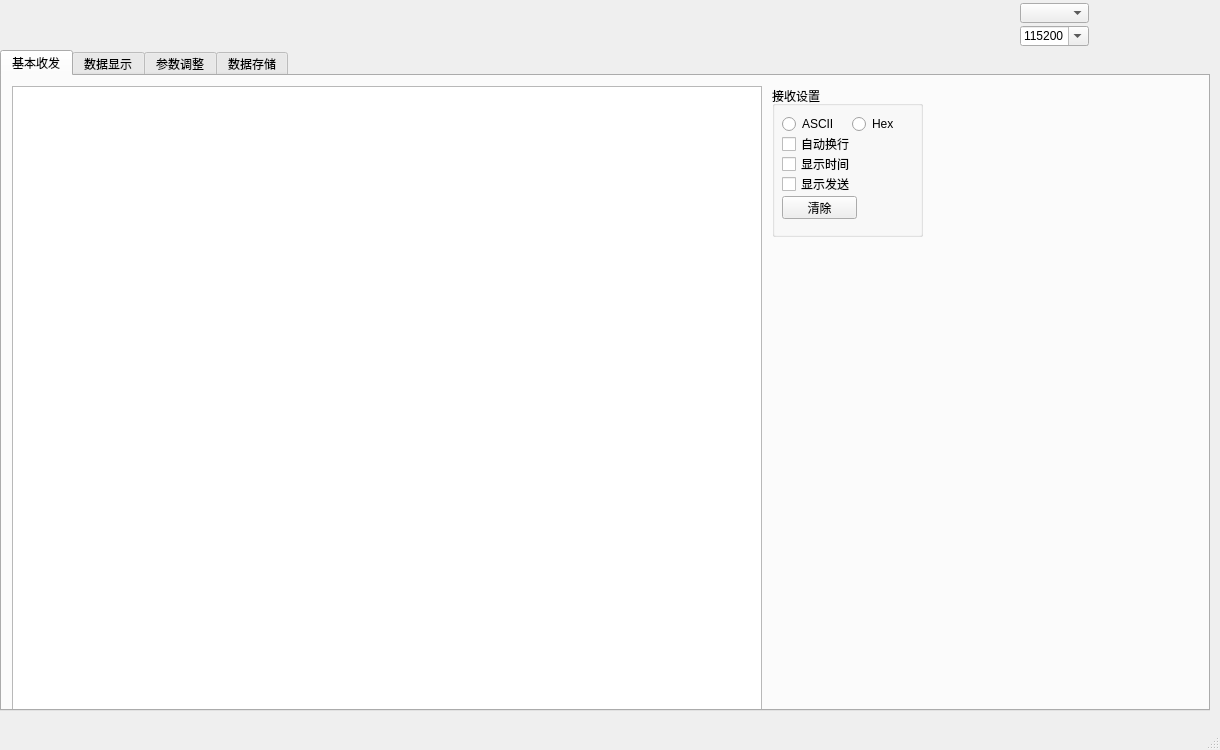
fanbinjim/Monitor, file mainwindow.ui: the form before one commit.
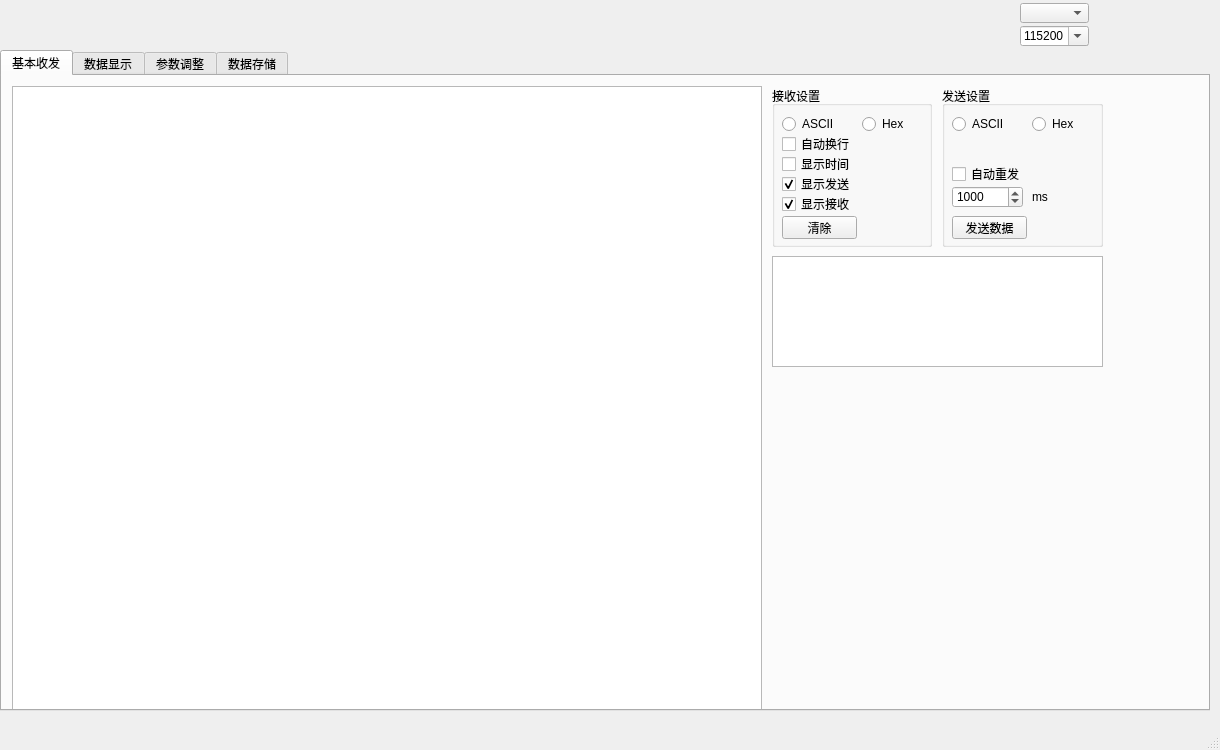
The form after the commit. Icons and pictures are not drawn.

Commit message: rx function

The edit to the form file:
```diff
--- a/mainwindow.ui
+++ b/mainwindow.ui
@@ -57,8 +57,8 @@
        <rect>
         <x>770</x>
         <y>10</y>
-        <width>151</width>
-        <height>151</height>
+        <width>160</width>
+        <height>161</height>
        </rect>
       </property>
       <property name="title">
@@ -68,7 +68,7 @@
        <property name="geometry">
         <rect>
          <x>10</x>
-         <y>110</y>
+         <y>130</y>
          <width>75</width>
          <height>23</height>
         </rect>
@@ -93,7 +93,7 @@
       <widget class="QRadioButton" name="rx_hex">
        <property name="geometry">
         <rect>
-         <x>80</x>
+         <x>90</x>
          <y>30</y>
          <width>61</width>
          <height>16</height>
@@ -140,6 +140,129 @@
        </property>
        <property name="text">
         <string>显示发送</string>
+       </property>
+       <property name="checked">
+        <bool>true</bool>
+       </property>
+      </widget>
+      <widget class="QCheckBox" name="isShowRxData">
+       <property name="geometry">
+        <rect>
+         <x>10</x>
+         <y>110</y>
+         <width>71</width>
+         <height>16</height>
+        </rect>
+       </property>
+       <property name="text">
+        <string>显示接收</string>
+       </property>
+       <property name="checked">
+        <bool>true</bool>
+       </property>
+      </widget>
+     </widget>
+     <widget class="QPlainTextEdit" name="plainTextEdit">
+      <property name="geometry">
+       <rect>
+        <x>770</x>
+        <y>180</y>
+        <width>331</width>
+        <height>111</height>
+       </rect>
+      </property>
+     </widget>
+     <widget class="QGroupBox" name="groupBox_2">
+      <property name="geometry">
+       <rect>
+        <x>940</x>
+        <y>10</y>
+        <width>161</width>
+        <height>161</height>
+       </rect>
+      </property>
+      <property name="title">
+       <string>发送设置</string>
+      </property>
+      <widget class="QRadioButton" name="tx_ascii">
+       <property name="geometry">
+        <rect>
+         <x>10</x>
+         <y>30</y>
+         <width>51</width>
+         <height>16</height>
+        </rect>
+       </property>
+       <property name="text">
+        <string>ASCII</string>
+       </property>
+      </widget>
+      <widget class="QRadioButton" name="tx_hex">
+       <property name="geometry">
+        <rect>
+         <x>90</x>
+         <y>30</y>
+         <width>61</width>
+         <height>16</height>
+        </rect>
+       </property>
+       <property name="text">
+        <string>Hex</string>
+       </property>
+      </widget>
+      <widget class="QCheckBox" name="isAutoSend">
+       <property name="geometry">
+        <rect>
+         <x>10</x>
+         <y>80</y>
+         <width>71</width>
+         <height>16</height>
+        </rect>
+       </property>
+       <property name="text">
+        <string>自动重发</string>
+       </property>
+      </widget>
+      <widget class="QSpinBox" name="spinBox">
+       <property name="geometry">
+        <rect>
+         <x>10</x>
+         <y>100</y>
+         <width>71</width>
+         <height>22</height>
+        </rect>
+       </property>
+       <property name="maximum">
+        <number>600000</number>
+       </property>
+       <property name="value">
+        <number>1000</number>
+       </property>
+      </widget>
+      <widget class="QPushButton" name="sendData">
+       <property name="geometry">
+        <rect>
+         <x>10</x>
+         <y>130</y>
+         <width>75</width>
+         <height>23</height>
+        </rect>
+       </property>
+       <property name="text">
+        <string>发送数据</string>
+       </property>
+      </widget>
+      <widget class="QLabel" name="label">
+       <property name="geometry">
+        <rect>
+         <x>90</x>
+         <y>105</y>
+         <width>54</width>
+         <height>12</height>
+        </rect>
+       </property>
+       <property name="text">
+        <string>ms</string>
        </property>
       </widget>
      </widget>
```
Left out of the diff: 8 changed lines with no effect on the pictures. The commit also changes 2 other files.
